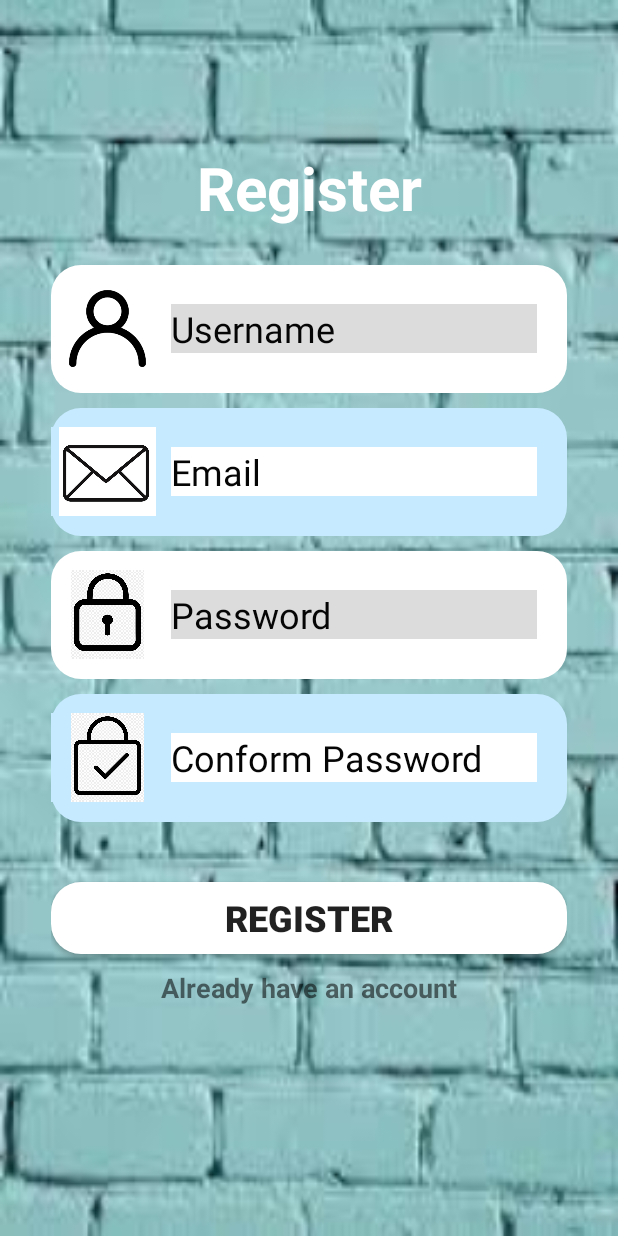
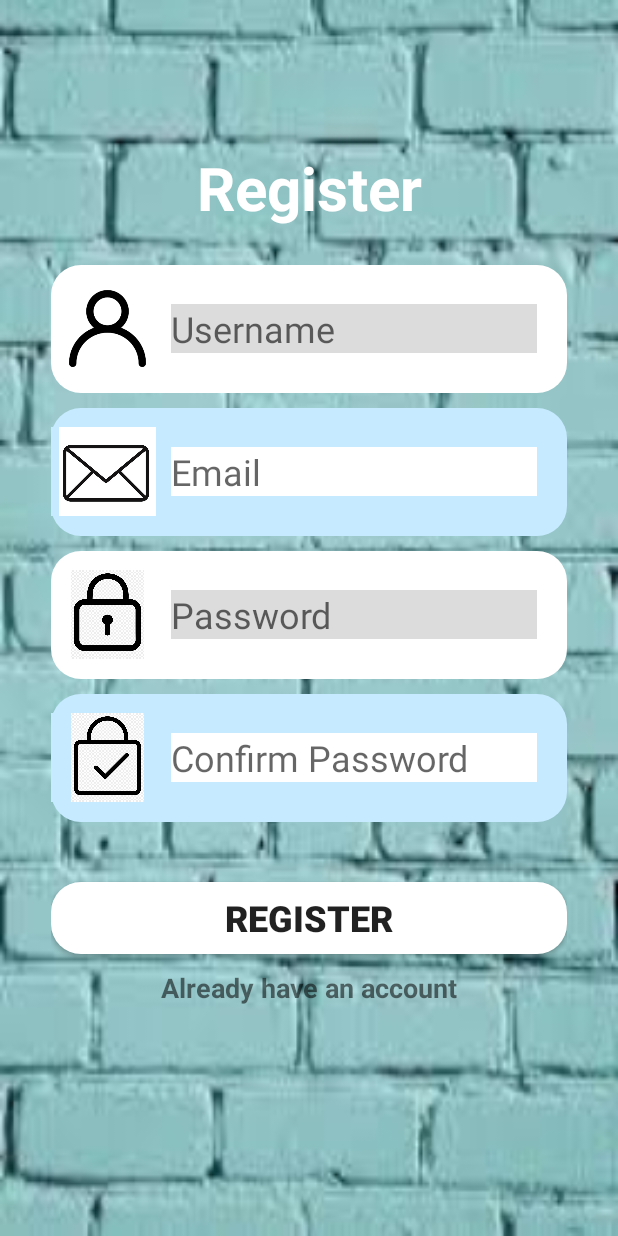
Before and after one commit to Yiying1125/TraCo-19, an Android app: the layout register.xml on its own in the app's theme, with its tools: preview values and no code run, on a phone screen of 412 x 824 dp. Run offline under Robolectric (Android 15) with nearby library versions, the phone set to English and light mode, and no system bars.

Commit message:
login/register

```diff
--- a/app/build.gradle
+++ b/app/build.gradle
@@ -1,6 +1,7 @@
 plugins {
     id 'com.android.application'
-    id 'com.android.internal.version-check' //added when sync now error 12/20/2020
+    id 'com.android.internal.version-check'
+    id 'com.google.gms.google-services'//added when sync now error 12/20/2020
 
 }
 
@@ -37,6 +38,9 @@ dependencies {
     implementation 'com.android.support:recyclerview-v7:28.0.0'
     implementation 'com.google.android.gms:play-services-maps:17.0.0'
     implementation 'com.google.android.material:material:1.0.0'
+    implementation 'androidx.appcompat:appcompat:1.2.0'
+    implementation 'androidx.constraintlayout:constraintlayout:2.0.4'
+    implementation 'com.google.firebase:firebase-auth:20.0.1'
     testImplementation 'junit:junit:4.+'
     androidTestImplementation 'com.android.support.test:runner:1.0.2'
     androidTestImplementation 'com.android.support.test.espresso:espresso-core:3.0.2'
--- a/app/src/main/AndroidManifest.xml
+++ b/app/src/main/AndroidManifest.xml
@@ -9,7 +9,9 @@
         android:roundIcon="@mipmap/ic_launcher_round"
         android:supportsRtl="true"
         android:theme="@style/Theme.TraCo19">
-        <activity android:name=".MainActivity">
+        <activity android:name=".RegisterActivity"></activity>
+        <activity android:name=".MainActivity" ></activity>
+        <activity android:name=".LoginActivity">
             <intent-filter>
                 <action android:name="android.intent.action.MAIN" />
 
--- a/app/src/main/res/layout-land/register.xml
+++ b/app/src/main/res/layout-land/register.xml
@@ -1,5 +1,5 @@
 <?xml version="1.0" encoding="utf-8"?>
-<android.support.constraint.ConstraintLayout xmlns:android="http://schemas.android.com/apk/res/android"
+<androidx.constraintlayout.widget.ConstraintLayout xmlns:android="http://schemas.android.com/apk/res/android"
     xmlns:app="http://schemas.android.com/apk/res-auto"
     xmlns:tools="http://schemas.android.com/tools"
     android:layout_width="match_parent"
@@ -40,7 +40,7 @@
                 android:layout_gravity="center|left"
                 app:srcCompat="@drawable/user_icon" />
 
-            <TextView
+            <EditText
 
                 android:id="@+id/register_user_text"
                 android:layout_width="390dp"
@@ -50,7 +50,8 @@
                 android:layout_marginRight="20dp"
                 android:background="#DDDCDC"
                 android:gravity="center|left"
-                android:text="Username"
+                android:inputType="textPersonName"
+                android:hint="Username"
                 android:textColor="#050505"
                 android:textSize="18sp" />
         </FrameLayout>
@@ -73,7 +74,7 @@
                 android:background="#C6EAFF"
                 app:srcCompat="@drawable/email_icon" />
 
-            <TextView
+            <EditText
 
                 android:id="@+id/register_email_text"
                 android:layout_width="390dp"
@@ -83,7 +84,8 @@
                 android:layout_marginRight="20dp"
                 android:background="#FFFFFF"
                 android:gravity="center|left"
-                android:text="Email"
+                android:inputType="textEmailAddress"
+                android:hint="Email"
                 android:textColor="#050505"
                 android:textSize="18sp" />
         </FrameLayout>
@@ -103,7 +105,7 @@
                 android:layout_gravity="center|left"
                 app:srcCompat="@drawable/password_icon" />
 
-            <TextView
+            <EditText
 
                 android:id="@+id/register_password_text"
                 android:layout_width="390dp"
@@ -113,7 +115,8 @@
                 android:layout_marginRight="20dp"
                 android:background="#DDDCDC"
                 android:gravity="center|left"
-                android:text="Password"
+                android:inputType="textPassword"
+                android:hint="Password"
                 android:textColor="#050505"
                 android:textSize="18sp" />
         </FrameLayout>
@@ -134,7 +137,7 @@
                 android:background="#C6EAFF"
                 app:srcCompat="@drawable/conform_password_icon" />
 
-            <TextView
+            <EditText
 
                 android:id="@+id/register_conform_password_text"
                 android:layout_width="390dp"
@@ -144,7 +147,8 @@
                 android:layout_marginRight="20dp"
                 android:background="#FFFFFF"
                 android:gravity="center|left"
-                android:text="Conform Password"
+                android:inputType="textPassword"
+                android:hint="Confirm Password"
                 android:textColor="#050505"
                 android:textSize="18sp" />
         </FrameLayout>
@@ -171,4 +175,4 @@
     </LinearLayout>
 
 
-</android.support.constraint.ConstraintLayout>
+</androidx.constraintlayout.widget.ConstraintLayout>
--- a/app/src/main/res/layout-sw600dp/register.xml
+++ b/app/src/main/res/layout-sw600dp/register.xml
@@ -1,5 +1,5 @@
 <?xml version="1.0" encoding="utf-8"?>
-<android.support.constraint.ConstraintLayout xmlns:android="http://schemas.android.com/apk/res/android"
+<androidx.constraintlayout.widget.ConstraintLayout xmlns:android="http://schemas.android.com/apk/res/android"
     xmlns:app="http://schemas.android.com/apk/res-auto"
     xmlns:tools="http://schemas.android.com/tools"
     android:layout_width="match_parent"
@@ -40,7 +40,7 @@
                 android:layout_gravity="center|left"
                 app:srcCompat="@drawable/user_icon" />
 
-            <TextView
+            <EditText
 
                 android:id="@+id/register_user_text"
                 android:layout_width="590dp"
@@ -50,7 +50,8 @@
                 android:layout_marginRight="20dp"
                 android:background="#DDDCDC"
                 android:gravity="center|left"
-                android:text="Username"
+                android:inputType="textPersonName"
+                android:hint="Username"
                 android:textColor="#050505"
                 android:textSize="50sp" />
         </FrameLayout>
@@ -71,7 +72,7 @@
                 android:background="#C6EAFF"
                 app:srcCompat="@drawable/email_icon" />
 
-            <TextView
+            <EditText
 
                 android:id="@+id/register_email_text"
                 android:layout_width="590dp"
@@ -81,7 +82,8 @@
                 android:layout_marginRight="20dp"
                 android:background="#FFFFFF"
                 android:gravity="center|left"
-                android:text="Email"
+                android:inputType="textEmailAddress"
+                android:hint="Email"
                 android:textColor="#050505"
                 android:textSize="50sp" />
         </FrameLayout>
@@ -101,8 +103,7 @@
                 android:layout_gravity="center|left"
                 app:srcCompat="@drawable/password_icon" />
 
-            <TextView
-
+            <EditText
                 android:id="@+id/register_password_text"
                 android:layout_width="590dp"
                 android:layout_height="wrap_content"
@@ -111,7 +112,8 @@
                 android:layout_marginRight="20dp"
                 android:background="#DDDCDC"
                 android:gravity="center|left"
-                android:text="Password"
+                android:inputType="textPassword"
+                android:hint="Password"
                 android:textColor="#050505"
                 android:textSize="50sp" />
         </FrameLayout>
@@ -132,7 +134,7 @@
                 android:background="#C6EAFF"
                 app:srcCompat="@drawable/conform_password_icon" />
 
-            <TextView
+            <EditText
 
                 android:id="@+id/register_conform_password_text"
                 android:layout_width="590dp"
@@ -142,7 +144,8 @@
                 android:layout_marginRight="20dp"
                 android:background="#FFFFFF"
                 android:gravity="center|left"
-                android:text="Conform Password"
+                android:inputType="textPassword"
+                android:hint="Confirm Password"
                 android:textColor="#050505"
                 android:textSize="50sp" />
         </FrameLayout>
@@ -169,4 +172,4 @@
 
     </LinearLayout>
 
-    </android.support.constraint.ConstraintLayout>
+    </androidx.constraintlayout.widget.ConstraintLayout>
--- a/app/src/main/res/layout/register.xml
+++ b/app/src/main/res/layout/register.xml
@@ -1,5 +1,5 @@
 <?xml version="1.0" encoding="utf-8"?>
-<android.support.constraint.ConstraintLayout xmlns:android="http://schemas.android.com/apk/res/android"
+<androidx.constraintlayout.widget.ConstraintLayout xmlns:android="http://schemas.android.com/apk/res/android"
     xmlns:app="http://schemas.android.com/apk/res-auto"
     android:layout_width="match_parent"
     android:layout_height="match_parent"
@@ -39,9 +39,10 @@
                 android:layout_gravity="center|left"
                 app:srcCompat="@drawable/user_icon" />
 
-            <TextView
+            <EditText
 
                 android:id="@+id/register_user_text"
+                android:inputType="textPersonName"
                 android:layout_width="244dp"
                 android:layout_height="wrap_content"
                 android:layout_gravity="center|right"
@@ -49,7 +50,7 @@
                 android:layout_marginRight="20dp"
                 android:background="#DDDCDC"
                 android:gravity="center|left"
-                android:text="Username"
+                android:hint="Username"
                 android:textColor="#050505"
                 android:textSize="24sp" />
         </FrameLayout>
@@ -70,7 +71,7 @@
                 android:background="#C6EAFF"
                 app:srcCompat="@drawable/email_icon" />
 
-            <TextView
+            <EditText
 
                 android:id="@+id/register_email_text"
                 android:layout_width="244dp"
@@ -80,7 +81,8 @@
                 android:layout_marginRight="20dp"
                 android:background="#FFFFFF"
                 android:gravity="center|left"
-                android:text="Email"
+                android:inputType="textEmailAddress"
+                android:hint="Email"
                 android:textColor="#050505"
                 android:textSize="24sp" />
         </FrameLayout>
@@ -100,7 +102,7 @@
                 android:layout_gravity="center|left"
                 app:srcCompat="@drawable/password_icon" />
 
-            <TextView
+            <EditText
 
                 android:id="@+id/register_password_text"
                 android:layout_width="244dp"
@@ -110,7 +112,8 @@
                 android:layout_marginRight="20dp"
                 android:background="#DDDCDC"
                 android:gravity="center|left"
-                android:text="Password"
+                android:inputType="textPassword"
+                android:hint="Password"
                 android:textColor="#050505"
                 android:textSize="24sp" />
         </FrameLayout>
@@ -131,7 +134,7 @@
                 android:background="#C6EAFF"
                 app:srcCompat="@drawable/conform_password_icon" />
 
-            <TextView
+            <EditText
 
                 android:id="@+id/register_conform_password_text"
                 android:layout_width="244dp"
@@ -141,7 +144,8 @@
                 android:layout_marginRight="20dp"
                 android:background="#FFFFFF"
                 android:gravity="center|left"
-                android:text="Conform Password"
+                android:inputType="textPassword"
+                android:hint="Confirm Password"
                 android:textColor="#050505"
                 android:textSize="24sp" />
         </FrameLayout>
@@ -169,4 +173,4 @@
     </LinearLayout>
 
 
-</android.support.constraint.ConstraintLayout>
+</androidx.constraintlayout.widget.ConstraintLayout>
--- a/build.gradle
+++ b/build.gradle
@@ -6,6 +6,7 @@ buildscript {
     }
     dependencies {
         classpath "com.android.tools.build:gradle:4.1.1"
+        classpath 'com.google.gms:google-services:4.3.4'
 
         // NOTE: Do not place your application dependencies here; they belong
         // in the individual module build.gradle files
--- a/gradle.properties
+++ b/gradle.properties
@@ -7,8 +7,8 @@
 # Specifies the JVM arguments used for the daemon process.
 # The setting is particularly useful for tweaking memory settings.
 org.gradle.jvmargs=-Xmx2048m -Dfile.encoding=UTF-8
-android.useAndroidX=true    //added when login and main activity can run   20/12/2020
-android.enableJetifier=true    //added when login and main activity can run 20/12/2020
+android.useAndroidX=true
+android.enableJetifier=true
 # When configured, Gradle will run in incubating parallel mode.
 # This option should only be used with decoupled projects. More details, visit
 # http://www.gradle.org/docs/current/userguide/multi_project_builds.html#sec:decoupled_projects
```
Also changed, not shown: app/src/main/java/mmu/edu/my/traco_19/LoginActivity.java (added, +92 -0 lines), app/src/main/java/mmu/edu/my/traco_19/RegisterActivity.java (added, +111 -0 lines), app/src/main/res/layout-land/login.xml (+14 -12 lines), app/src/main/res/layout-sw600dp/login.xml (+8 -6 lines), app/src/main/res/layout/login.xml (+9 -7 lines), 2 other files.
